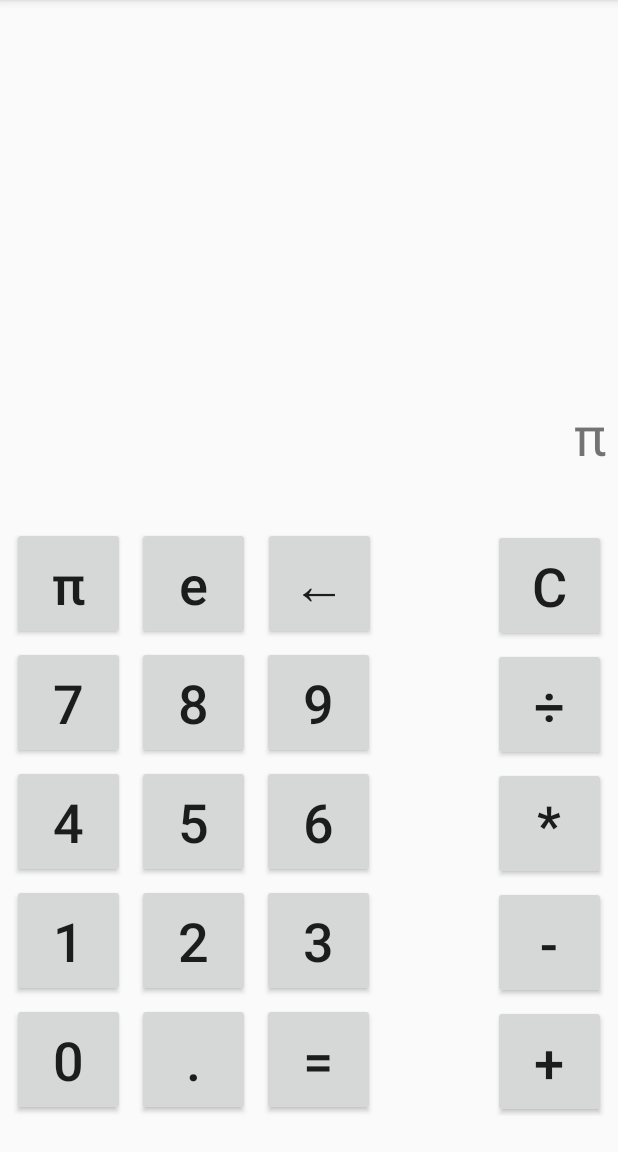
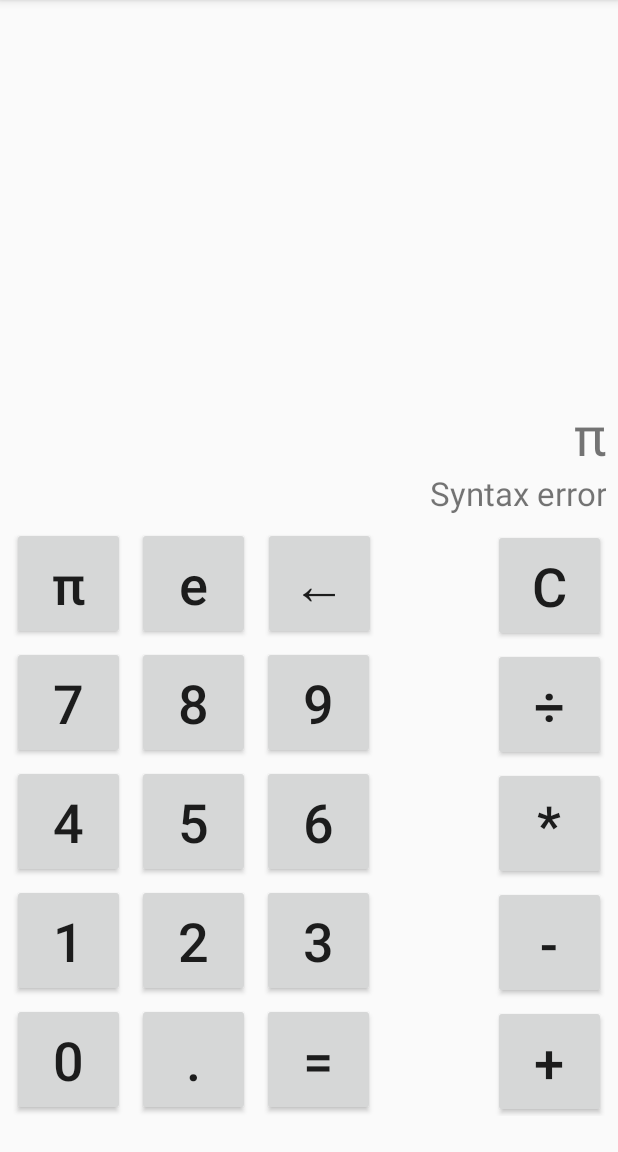
Before and after one commit to przemykomo/Calculator, an Android app: the screen it shows after launch (MainActivity), after a tap on an icon or button, on a phone screen of 412 x 824 dp, the part 84-1236 px from its top. Run offline under Robolectric (Android 15) with nearby library versions, the phone set to English and light mode, and no system bars; libraries missing offline, so code that uses them is left out: org.javia.arity; 7 statements that could not run were skipped; 1 other tap on this screen came first.

Commit message:
big textview resizes depending of content

```diff
--- /dev/null
+++ b/app/src/main/java/przem/calc/FontFitTextView.java
@@ -0,0 +1,73 @@
+package przem.calc;
+
+import android.content.Context;
+import android.graphics.Canvas;
+import android.graphics.Paint;
+import android.util.AttributeSet;
+import android.util.Log;
+
+import androidx.appcompat.widget.AppCompatTextView;
+
+import static android.util.TypedValue.COMPLEX_UNIT_PX;
+
+public class FontFitTextView extends AppCompatTextView {
+
+    private Paint mTestPaint;
+    private float maxSize;
+    private int maxWidth;
+    private boolean firstDraw = true;
+
+    public FontFitTextView(Context context) {
+        super(context);
+        initialise();
+    }
+
+    public FontFitTextView(Context context, AttributeSet attrs) {
+        super(context, attrs);
+        initialise();
+    }
+
+    private void initialise() {
+        mTestPaint = new Paint();
+        mTestPaint.set(this.getPaint());
+    }
+
+    @Override
+    protected void onDraw(Canvas canvas) {
+        super.onDraw(canvas);
+        if (firstDraw) {
+            maxSize = this.getTextSize();
+            maxWidth = (int) (this.getWidth() * 0.95F);
+            Log.d("przemykbug", "maxWidth: " + maxWidth);
+            firstDraw = false;
+        }
+    }
+
+    private void refitText(String text) {
+        float currentSize = this.getTextSize();
+        if (maxSize == 0.0) {
+            return;
+        }
+        Log.d("przemykbug", "refitText: currentSize: " + currentSize);
+        float nextSize;
+
+        mTestPaint.set(this.getPaint());
+        float measuredText = mTestPaint.measureText(text);
+        Log.d("przemykbug", "refitText: measuredText: " + measuredText);
+
+        nextSize = currentSize / measuredText * (float) maxWidth;
+        Log.d("przemykbug", "refitText: nextSize: " + nextSize);
+        Log.d("przemykbug", "refitText: maxSize: " + maxSize);
+
+        if (nextSize < maxSize) {
+            this.setTextSize(COMPLEX_UNIT_PX, nextSize);
+        } else {
+            this.setTextSize(COMPLEX_UNIT_PX, maxSize);
+        }
+    }
+
+    @Override
+    protected void onTextChanged(CharSequence text, int start, int lengthBefore, int lengthAfter) {
+        refitText(text.toString());
+    }
+}
--- a/app/src/main/java/przem/calc/MainActivity.java
+++ b/app/src/main/java/przem/calc/MainActivity.java
@@ -3,13 +3,15 @@ package przem.calc;
 import androidx.appcompat.app.AppCompatActivity;
 
 import android.os.Bundle;
+import android.text.method.ScrollingMovementMethod;
 import android.util.Log;
 import android.view.View;
 import android.widget.TextView;
 
 public class MainActivity extends AppCompatActivity {
 
-    private TextView smallFormulaTextView, bigTextView, smallResultTextView;
+    private TextView smallFormulaTextView, smallResultTextView;
+    private FontFitTextView bigTextView;
 
     @Override
     protected void onCreate(Bundle savedInstanceState) {
@@ -19,14 +21,23 @@ public class MainActivity extends AppCompatActivity {
         smallFormulaTextView = findViewById(R.id.smallFormulaTextView);
         bigTextView = findViewById(R.id.bigTextView);
         smallResultTextView = findViewById(R.id.smallResultTextView);
+
+        bigTextView.setSelected(true); // Make it scrollable
+    }
+
+    private String calculateFormulaTextView() {
+        return Math.eval(bigTextView.getText().toString());
     }
 
     private void calculateToTextView() {
-        smallResultTextView.setText(Math.eval(bigTextView.getText().toString()));
+        String result = calculateFormulaTextView();
+        smallResultTextView.setText(result);
     }
 
     public void equalsbclick(View view) {
-        calculateToTextView();
+        smallFormulaTextView.setText(bigTextView.getText());
+        bigTextView.setText(calculateFormulaTextView());
+        smallResultTextView.setText("");
     }
 
     //<editor-fold> 1-9 buttons
@@ -144,14 +155,13 @@ public class MainActivity extends AppCompatActivity {
     }
 
     public void clearbclick(View view) {
+        smallFormulaTextView.setText("");
         bigTextView.setText("");
         smallResultTextView.setText("");
     }
 
-    public void resetbclick(View view) {
-        smallFormulaTextView.setText("");
-        bigTextView.setText("");
-        smallResultTextView.setText("");
+    public void clearentrybclick(View view) {
+        // Clear only last typed entry
     }
 
     //<editor-fold> math operations
@@ -162,6 +172,7 @@ public class MainActivity extends AppCompatActivity {
                 && !formula.endsWith("*") && !formula.endsWith("/") && !formula.endsWith("^")
                 && !formula.endsWith("√") && !formula.endsWith("(") && !formula.endsWith(".")){
             bigTextView.append("/");
+            calculateToTextView();
         }
     }
 
@@ -171,6 +182,7 @@ public class MainActivity extends AppCompatActivity {
                 && !formula.endsWith("*") && !formula.endsWith("/") && !formula.endsWith("^")
                 && !formula.endsWith("√") && !formula.endsWith(".")){
             bigTextView.append("*");
+            calculateToTextView();
         }
     }
 
@@ -180,6 +192,7 @@ public class MainActivity extends AppCompatActivity {
                 && !formula.endsWith("*") && !formula.endsWith("/") && !formula.endsWith("^")
                 && !formula.endsWith(".")){
             bigTextView.append("-");
+            calculateToTextView();
         }
     }
 
@@ -189,6 +202,7 @@ public class MainActivity extends AppCompatActivity {
                 && !formula.endsWith("*") && !formula.endsWith("/") && !formula.endsWith("^")
                 && !formula.endsWith("√") && !formula.endsWith("(") && !formula.endsWith(".")){
             bigTextView.append("+");
+            calculateToTextView();
         }
     }
 
@@ -196,6 +210,7 @@ public class MainActivity extends AppCompatActivity {
         String formula = bigTextView.getText().toString();
         if (!formula.endsWith(".")) {
             bigTextView.append("√");
+            calculateToTextView();
         }
     }
 
@@ -205,6 +220,7 @@ public class MainActivity extends AppCompatActivity {
                 && !formula.endsWith("*") && !formula.endsWith("/") && !formula.endsWith("^")
                 && !formula.endsWith("√") && !formula.endsWith(".")){
             bigTextView.append("^");
+            calculateToTextView();
         }
     }
 
@@ -214,7 +230,7 @@ public class MainActivity extends AppCompatActivity {
 
     public void leftbracketbclick(View view) {
         if (!bigTextView.getText().toString().endsWith(".")) {
-            bigTextView.append("(");
+            bigTextView.append("("); // Not calculating because bracket must be closed
         }
     }
 
@@ -225,6 +241,7 @@ public class MainActivity extends AppCompatActivity {
 
         if (leftbrackets > rightBrackets && !formula.endsWith(".")) {
             bigTextView.append(")");
+            calculateToTextView();
         }
     }
 
@@ -235,24 +252,28 @@ public class MainActivity extends AppCompatActivity {
     public void pibclick(View view) {
         if (!bigTextView.getText().toString().endsWith(".")) {
             bigTextView.append("π");
+            calculateToTextView();
         }
     }
 
     public void eulerbclick(View view) {
         if (!bigTextView.getText().toString().endsWith(".")) {
             bigTextView.append("e");
+            calculateToTextView();
         }
     }
 
     public void imaginarybclick(View view) {
         if (!bigTextView.getText().toString().endsWith(".")) {
             bigTextView.append("i");
+            calculateToTextView();
         }
     }
 
     public void goldratiobclick(View view) {
         if (!bigTextView.getText().toString().endsWith(".")) {
             bigTextView.append("φ");
+            calculateToTextView();
         }
     }
 
--- a/app/src/main/res/layout/activity_main.xml
+++ b/app/src/main/res/layout/activity_main.xml
@@ -17,16 +17,15 @@
         app:layout_constraintStart_toStartOf="@+id/bigTextView"
         tools:ignore="RtlHardcoded" />
 
-    <TextView
+    <przem.calc.FontFitTextView
         android:id="@+id/bigTextView"
         android:layout_width="0dp"
-        android:layout_height="45dp"
-        android:gravity="right|bottom"
+        android:layout_height="wrap_content"
+        android:gravity="right"
         android:text=""
         android:textSize="36sp"
         app:layout_constraintBottom_toTopOf="@+id/smallResultTextView"
         app:layout_constraintEnd_toEndOf="@+id/scrollView3"
-        app:layout_constraintHorizontal_bias="0.0"
         app:layout_constraintStart_toStartOf="@+id/horizontalScrollView"
         tools:ignore="RtlHardcoded" />
 
@@ -360,10 +359,10 @@
                 android:textSize="36sp" />
 
             <Button
-                android:id="@+id/resetb"
+                android:id="@+id/clearentryb"
                 android:layout_width="75dp"
                 android:layout_height="75dp"
-                android:onClick="resetbclick"
+                android:onClick="clearentrybclick"
                 android:text="CE"
                 android:textSize="36sp" />
         </LinearLayout>
```
Also changed, not shown: app/src/main/java/przem/calc/Math.java (+8 -12 lines).
